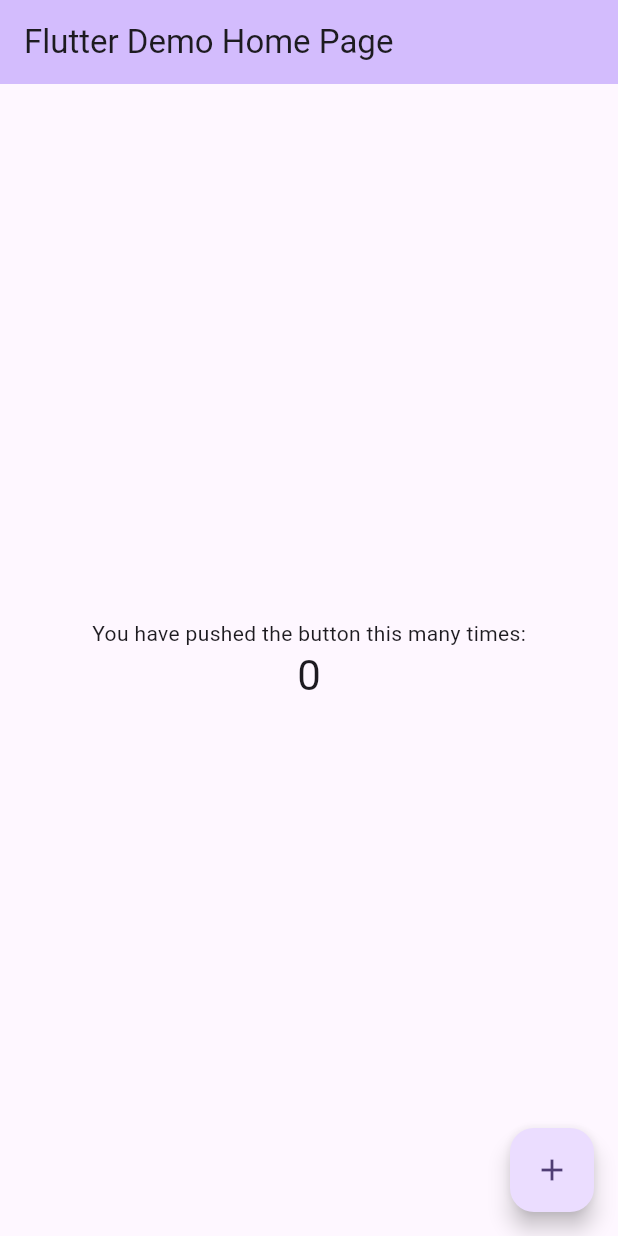
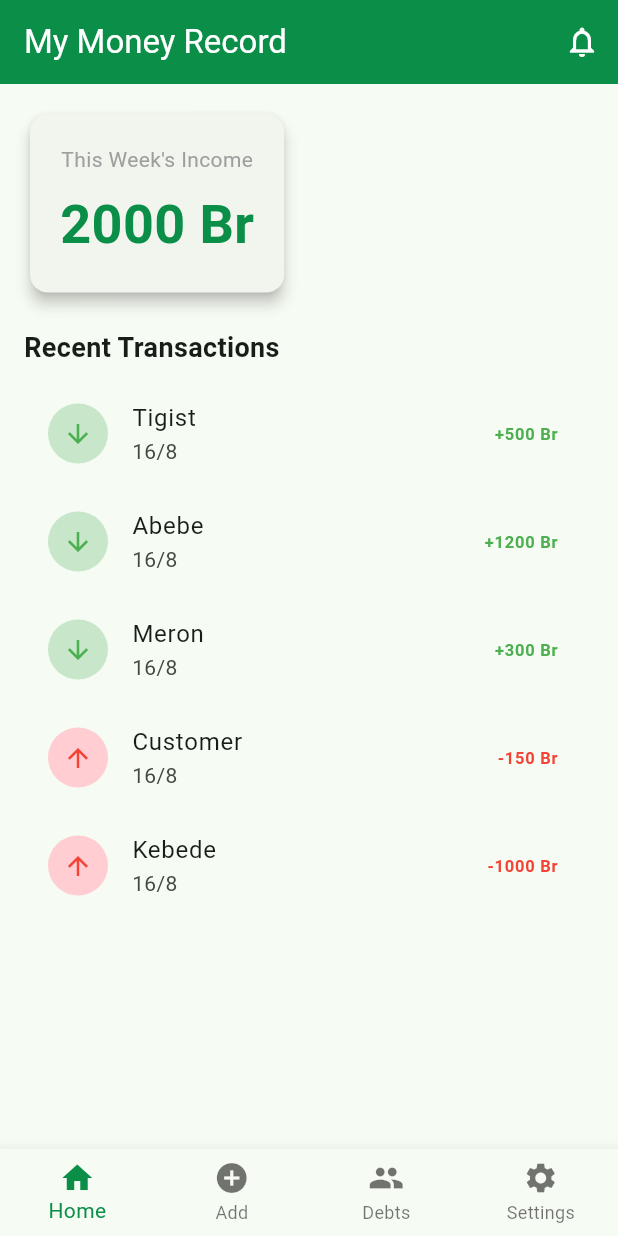
Before and after one commit to LuccianCross/MEKENET, a Flutter app: the screen it shows after launch, on a phone screen of 412 x 824 dp. Run offline on Flutter 3.47's test engine with Material 3 defaults, Android fonts, the phone set to English and light mode, and no system bars.

Commit message:
feat: add mobile screen shells with 4 screens and mock data

```diff
--- a/mekenet_mobile/lib/main.dart
+++ b/mekenet_mobile/lib/main.dart
@@ -1,4 +1,10 @@
 import 'package:flutter/material.dart';
+import 'screens/home_screen.dart';
+import 'screens/quick_add_screen.dart';
+import 'screens/debts_screen.dart';
+import 'screens/settings_screen.dart';
+import 'widgets/bottom_nav_bar.dart';
+import 'repositories/mock_transaction_repository.dart';
 
 void main() {
   runApp(const MyApp());
@@ -7,115 +13,66 @@ void main() {
 class MyApp extends StatelessWidget {
   const MyApp({super.key});
 
-  // This widget is the root of your application.
   @override
   Widget build(BuildContext context) {
     return MaterialApp(
-      title: 'Flutter Demo',
+      title: 'Mekenet',
       theme: ThemeData(
-        // This is the theme of your application.
-        //
-        // TRY THIS: Try running your application with "flutter run". You'll see
-        // the application has a purple toolbar. Then, without quitting the app,
-        // try changing the seedColor in the colorScheme below to Colors.green
-        // and then invoke "hot reload" (save your changes or press the "hot
-        // reload" button in a Flutter-supported IDE, or press "r" if you used
-        // the command line to start the app).
-        //
-        // Notice that the counter didn't reset back to zero; the application
-        // state is not lost during the reload. To reset the state, use hot
-        // restart instead.
-        //
-        // This works for code too, not just values: Most code changes can be
-        // tested with just a hot reload.
-        colorScheme: .fromSeed(seedColor: Colors.deepPurple),
+        primaryColor: const Color(0xFF0A8E48),
+        colorScheme: ColorScheme.fromSeed(
+          seedColor: const Color(0xFF0A8E48),
+          primary: const Color(0xFF0A8E48),
+          secondary: const Color(0xFFE8F5E9),
+        ),
+        useMaterial3: true,
+        appBarTheme: const AppBarTheme(
+          backgroundColor: Color(0xFF0A8E48),
+          foregroundColor: Colors.white,
+          elevation: 0,
+        ),
       ),
-      home: const MyHomePage(title: 'Flutter Demo Home Page'),
+      home: const MainScreen(),
+      debugShowCheckedModeBanner: false,
     );
   }
 }
 
-class MyHomePage extends StatefulWidget {
-  const MyHomePage({super.key, required this.title});
-
-  // This widget is the home page of your application. It is stateful, meaning
-  // that it has a State object (defined below) that contains fields that affect
-  // how it looks.
-
-  // This class is the configuration for the state. It holds the values (in this
-  // case the title) provided by the parent (in this case the App widget) and
-  // used by the build method of the State. Fields in a Widget subclass are
-  // always marked "final".
-
-  final String title;
+class MainScreen extends StatefulWidget {
+  const MainScreen({super.key});
 
   @override
-  State<MyHomePage> createState() => _MyHomePageState();
+  State<MainScreen> createState() => _MainScreenState();
 }
 
-class _MyHomePageState extends State<MyHomePage> {
-  int _counter = 0;
+class _MainScreenState extends State<MainScreen> {
+  int _currentIndex = 0;
 
-  void _incrementCounter() {
-    setState(() {
-      // This call to setState tells the Flutter framework that something has
-      // changed in this State, which causes it to rerun the build method below
-      // so that the display can reflect the updated values. If we changed
-      // _counter without calling setState(), then the build method would not be
-      // called again, and so nothing would appear to happen.
-      _counter++;
-    });
+  final mockRepo = MockTransactionRepository();
+
+  late final List<Widget> _screens;
+
+  @override
+  void initState() {
+    super.initState();
+    _screens = [
+      HomeScreen(repository: mockRepo),
+      const QuickAddScreen(),
+      DebtsScreen(repository: mockRepo),
+      const SettingsScreen(),
+    ];
   }
 
   @override
   Widget build(BuildContext context) {
-    // This method is rerun every time setState is called, for instance as done
-    // by the _incrementCounter method above.
-    //
-    // The Flutter framework has been optimized to make rerunning build methods
-    // fast, so that you can just rebuild anything that needs updating rather
-    // than having to individually change instances of widgets.
     return Scaffold(
-      appBar: AppBar(
-        // TRY THIS: Try changing the color here to a specific color (to
-        // Colors.amber, perhaps?) and trigger a hot reload to see the AppBar
-        // change color while the other colors stay the same.
-        backgroundColor: Theme.of(context).colorScheme.inversePrimary,
-        // Here we take the value from the MyHomePage object that was created by
-        // the App.build method, and use it to set our appbar title.
-        title: Text(widget.title),
-      ),
-      body: Center(
-        // Center is a layout widget. It takes a single child and positions it
-        // in the middle of the parent.
-        child: Column(
-          // Column is also a layout widget. It takes a list of children and
-          // arranges them vertically. By default, it sizes itself to fit its
-          // children horizontally, and tries to be as tall as its parent.
-          //
-          // Column has various properties to control how it sizes itself and
-          // how it positions its children. Here we use mainAxisAlignment to
-          // center the children vertically; the main axis here is the vertical
-          // axis because Columns are vertical (the cross axis would be
-          // horizontal).
-          //
-          // TRY THIS: Invoke "debug painting" (choose the "Toggle Debug Paint"
-          // action in the IDE, or press "p" in the console), to see the
-          // wireframe for each widget.
-          mainAxisAlignment: .center,
-          children: [
-            const Text('You have pushed the button this many times:'),
-            Text(
-              '$_counter',
-              style: Theme.of(context).textTheme.headlineMedium,
-            ),
-          ],
-        ),
-      ),
-      floatingActionButton: FloatingActionButton(
-        onPressed: _incrementCounter,
-        tooltip: 'Increment',
-        child: const Icon(Icons.add),
+      body: _screens[_currentIndex],
+      bottomNavigationBar: BottomNavBar(
+        currentIndex: _currentIndex,
+        onTap: (index) {
+          setState(() {
+            _currentIndex = index;
+          });
+        },
       ),
     );
   }
--- /dev/null
+++ b/mekenet_mobile/lib/models/transaction.dart
@@ -0,0 +1,34 @@
+class Transaction {
+  final String id;
+  final double amount;
+  final String? sender;
+  final DateTime timestamp;
+  final String type; // 'income', 'expense', 'debt'
+  final String? note;
+
+  Transaction({
+    required this.id,
+    required this.amount,
+    this.sender,
+    required this.timestamp,
+    required this.type,
+    this.note,
+  });
+
+  factory Transaction.mock({
+    double? amount,
+    String? sender,
+    DateTime? timestamp,
+    String? type,
+    String? note,
+  }) {
+    return Transaction(
+      id: DateTime.now().millisecondsSinceEpoch.toString(),
+      amount: amount ?? 100.0,
+      sender: sender ?? 'Customer',
+      timestamp: timestamp ?? DateTime.now(),
+      type: type ?? 'income',
+      note: note,
+    );
+  }
+}
--- /dev/null
+++ b/mekenet_mobile/lib/repositories/mock_transaction_repository.dart
@@ -0,0 +1,42 @@
+import '../models/transaction.dart';
+import 'transaction_repository.dart';
+
+class MockTransactionRepository implements TransactionRepository {
+  final List<Transaction> _transactions = [
+    Transaction.mock(amount: 500, sender: 'Tigist', type: 'income'),
+    Transaction.mock(amount: 1200, sender: 'Abebe', type: 'income'),
+    Transaction.mock(amount: 300, sender: 'Meron', type: 'income'),
+    Transaction.mock(amount: 150, type: 'expense', note: 'Bought inventory'),
+    Transaction.mock(amount: 1000, sender: 'Kebede', type: 'debt', note: 'Owes me'),
+  ];
+
+  @override
+  Future<List<Transaction>> getTransactions() async {
+    await Future.delayed(const Duration(milliseconds: 300));
+    return _transactions;
+  }
+
+  @override
+  Future<void> addTransaction(Transaction transaction) async {
+    await Future.delayed(const Duration(milliseconds: 200));
+    _transactions.add(transaction);
+  }
+
+  @override
+  Future<double> getTotalIncome(DateTime start, DateTime end) async {
+    await Future.delayed(const Duration(milliseconds: 300));
+    final income = _transactions
+        .where((t) =>
+            t.type == 'income' &&
+            t.timestamp.isAfter(start) &&
+            t.timestamp.isBefore(end))
+        .fold(0.0, (sum, t) => sum + t.amount);
+    return income;
+  }
+
+  @override
+  Future<List<Transaction>> getDebts() async {
+    await Future.delayed(const Duration(milliseconds: 300));
+    return _transactions.where((t) => t.type == 'debt').toList();
+  }
+}
--- /dev/null
+++ b/mekenet_mobile/lib/screens/home_screen.dart
@@ -0,0 +1,135 @@
+import 'package:flutter/material.dart';
+import '../repositories/transaction_repository.dart';
+import '../models/transaction.dart';
+
+class HomeScreen extends StatefulWidget {
+  final TransactionRepository repository;
+
+  const HomeScreen({super.key, required this.repository});
+
+  @override
+  State<HomeScreen> createState() => _HomeScreenState();
+}
+
+class _HomeScreenState extends State<HomeScreen> {
+  List<Transaction> _transactions = [];
+  double _weeklyIncome = 0;
+  bool _loading = true;
+
+  @override
+  void initState() {
+    super.initState();
+    _loadData();
+  }
+
+  Future<void> _loadData() async {
+    setState(() => _loading = true);
+
+    final transactions = await widget.repository.getTransactions();
+    final now = DateTime.now();
+    final weekAgo = now.subtract(const Duration(days: 7));
+    final income = await widget.repository.getTotalIncome(weekAgo, now);
+
+    setState(() {
+      _transactions = transactions;
+      _weeklyIncome = income;
+      _loading = false;
+    });
+  }
+
+  @override
+  Widget build(BuildContext context) {
+    return Scaffold(
+      appBar: AppBar(
+        title: const Text('My Money Record'),
+        backgroundColor: const Color(0xFF0A8E48),
+        foregroundColor: Colors.white,
+        elevation: 0,
+        actions: [
+          IconButton(
+            icon: const Icon(Icons.notifications_none),
+            onPressed: () {},
+          ),
+        ],
+      ),
+      body: RefreshIndicator(
+        onRefresh: _loadData,
+        child: _loading
+            ? const Center(child: CircularProgressIndicator())
+            : Padding(
+                padding: const EdgeInsets.all(16),
+                child: Column(
+                  crossAxisAlignment: CrossAxisAlignment.start,
+                  children: [
+                    // Income Card
+                    Card(
+                      elevation: 4,
+                      child: Padding(
+                        padding: const EdgeInsets.all(20),
+                        child: Column(
+                          children: [
+                            const Text(
+                              'This Week\'s Income',
+                              style: TextStyle(color: Colors.grey),
+                            ),
+                            const SizedBox(height: 8),
+                            Text(
+                              '${_weeklyIncome.toStringAsFixed(0)} Br',
+                              style: const TextStyle(
+                                fontSize: 36,
+                                fontWeight: FontWeight.bold,
+                                color: Color(0xFF0A8E48),
+                              ),
+                            ),
+                          ],
+                        ),
+                      ),
+                    ),
+                    const SizedBox(height: 20),
+                    const Text(
+                      'Recent Transactions',
+                      style: TextStyle(fontSize: 18, fontWeight: FontWeight.bold),
+                    ),
+                    const SizedBox(height: 8),
+                    Expanded(
+                      child: ListView.builder(
+                        itemCount: _transactions.length > 5 ? 5 : _transactions.length,
+                        itemBuilder: (context, index) {
+                          final t = _transactions[index];
+                          return ListTile(
+                            leading: CircleAvatar(
+                              backgroundColor: t.type == 'income'
+                                  ? Colors.green.shade100
+                                  : Colors.red.shade100,
+                              child: Icon(
+                                t.type == 'income'
+                                    ? Icons.arrow_downward
+                                    : Icons.arrow_upward,
+                                color: t.type == 'income'
+                                    ? Colors.green
+                                    : Colors.red,
+                                size: 20,
+                              ),
+                            ),
+                            title: Text(t.sender ?? 'Unknown'),
+                            subtitle: Text(
+                              '${t.timestamp.day}/${t.timestamp.month}',
+                            ),
+                            trailing: Text(
+                              '${t.type == 'income' ? '+' : '-'}${t.amount.toStringAsFixed(0)} Br',
+                              style: TextStyle(
+                                fontWeight: FontWeight.bold,
+                                color: t.type == 'income' ? Colors.green : Colors.red,
+                              ),
+                            ),
+                          );
+                        },
+                      ),
+                    ),
+                  ],
+                ),
+              ),
+      ),
+    );
+  }
+}
--- /dev/null
+++ b/mekenet_mobile/lib/widgets/bottom_nav_bar.dart
@@ -0,0 +1,39 @@
+import 'package:flutter/material.dart';
+
+class BottomNavBar extends StatelessWidget {
+  final int currentIndex;
+  final Function(int) onTap;
+
+  const BottomNavBar({
+    Key? key,
+    required this.currentIndex,
+    required this.onTap,
+  }) : super(key: key);
+
+  @override
+  Widget build(BuildContext context) {
+    return BottomNavigationBar(
+      currentIndex: currentIndex,
+      onTap: onTap,
+      type: BottomNavigationBarType.fixed,
+      items: const [
+        BottomNavigationBarItem(
+          icon: Icon(Icons.home),
+          label: 'Home',
+        ),
+        BottomNavigationBarItem(
+          icon: Icon(Icons.add_circle),
+          label: 'Add',
+        ),
+        BottomNavigationBarItem(
+          icon: Icon(Icons.people),
+          label: 'Debts',
+        ),
+        BottomNavigationBarItem(
+          icon: Icon(Icons.settings),
+          label: 'Settings',
+        ),
+      ],
+    );
+  }
+}
```
Also changed, not shown: mekenet_mobile/lib/repositories/transaction_repository.dart (added, +8 -0 lines), mekenet_mobile/lib/screens/debts_screen.dart (added, +84 -0 lines), mekenet_mobile/lib/screens/quick_add_screen.dart (added, +23 -0 lines), mekenet_mobile/lib/screens/settings_screen.dart (added, +49 -0 lines).
